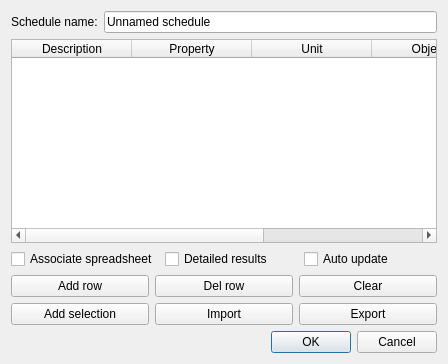
Above: src/Mod/Arch/Resources/ui/ArchSchedule.ui from southseact-3d/fcd before the change. Below: the same form after it.
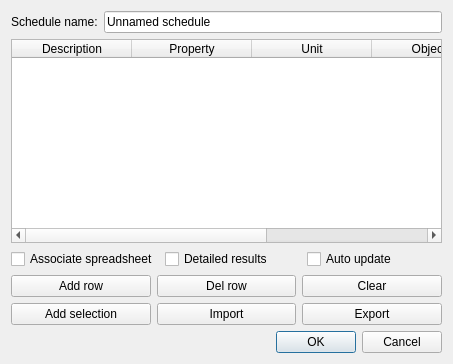
That is the form after the change. Icons and pictures are not drawn. Custom widgets are drawn as their Qt base class.

Commit message: Arch: Removed html from tooltips

Patch:
```diff
--- a/src/Mod/Arch/Resources/ui/ArchSchedule.ui
+++ b/src/Mod/Arch/Resources/ui/ArchSchedule.ui
@@ -6,7 +6,7 @@
    <rect>
     <x>0</x>
     <y>0</y>
-    <width>448</width>
+    <width>453</width>
     <height>364</height>
    </rect>
   </property>
```
Left out of the diff: 25 changed lines with no effect on the pictures.
